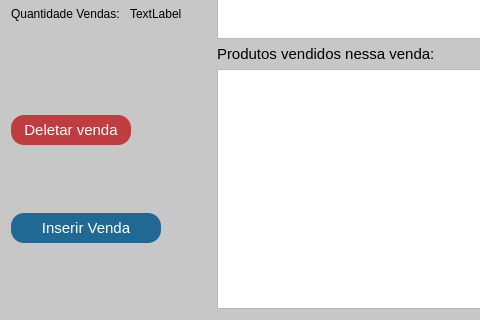
Old version of the form vendas.ui in the repository GabR36/QEstoqueLoja; both pictures show x 0 to 480 and y 296 to 616 of the 956 by 616 pixel window.
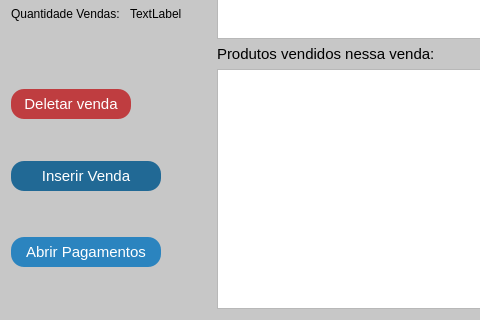
New version of the form. Icons and pictures are not drawn.

Commit message: botao abrir pagamento venda a prazo vendas.ui

```diff
--- a/vendas.ui
+++ b/vendas.ui
@@ -48,6 +48,11 @@
 border-radius: 13px;
 
 }
+QPushButton:disabled{
+	
+	
+	background-color: rgb(154, 153, 150);
+}
 
 QPushButton:hover{
 	background-color: rgb(13, 92, 161);
@@ -231,6 +236,34 @@
        </property>
       </widget>
      </item>
+     <item>
+      <widget class="QPushButton" name="Btn_AbrirPag">
+       <property name="sizePolicy">
+        <sizepolicy hsizetype="Fixed" vsizetype="Fixed">
+         <horstretch>0</horstretch>
+         <verstretch>0</verstretch>
+        </sizepolicy>
+       </property>
+       <property name="minimumSize">
+        <size>
+         <width>150</width>
+         <height>30</height>
+        </size>
+       </property>
+       <property name="maximumSize">
+        <size>
+         <width>150</width>
+         <height>30</height>
+        </size>
+       </property>
+       <property name="toolTip">
+        <string>Somente em Vendas a Prazo</string>
+       </property>
+       <property name="text">
+        <string>Abrir Pagamentos</string>
+       </property>
+      </widget>
+     </item>
     </layout>
    </item>
    <item row="3" column="1">
```
The commit also changes 5 other files.
